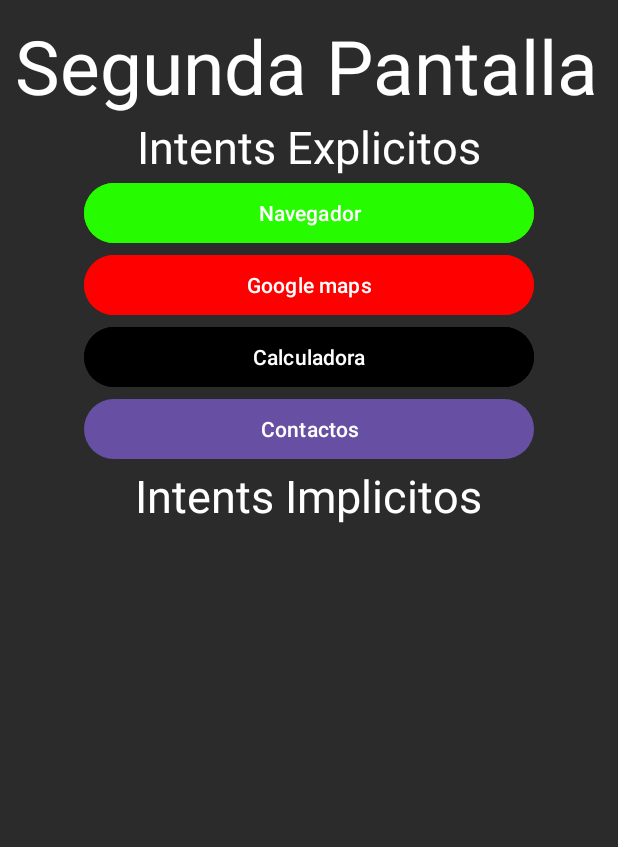
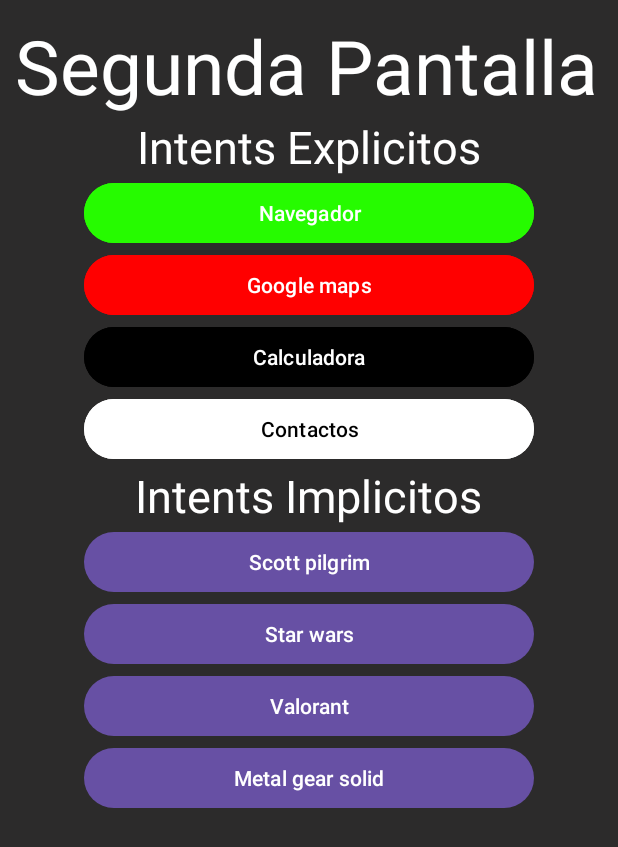
Before and after one commit to AdrianLiraMcfly/Android_Intents, an Android app: the MainActivity2 screen opened directly, with no data from a screen before it, after a tap on "Navegador", on a phone screen of 412 x 824 dp. Shown: the top 847 px of the screen. Run offline under Robolectric (Android 15) with nearby library versions, the phone set to English and light mode, and no system bars.

Commit message:
asi mero alv

```diff
--- a/app/src/main/AndroidManifest.xml
+++ b/app/src/main/AndroidManifest.xml
@@ -13,6 +13,9 @@
         android:theme="@style/Theme.MyApplication"
         tools:targetApi="31">
         <activity
+            android:name=".MainActivity3"
+            android:exported="false" />
+        <activity
             android:name=".MainActivity2"
             android:exported="false" />
         <activity
--- a/app/src/main/java/com/example/myapplication/MainActivity2.java
+++ b/app/src/main/java/com/example/myapplication/MainActivity2.java
@@ -22,6 +22,10 @@ public class MainActivity2 extends AppCompatActivity {
         Button btng = findViewById( R.id.btng );
         Button btnc = findViewById( R.id.btnc );
         Button btnno = findViewById( R.id.btnn );
+        Button btn5 = findViewById( R.id.btn5 );
+        Button btn6 = findViewById( R.id.btn6 );
+        Button btn7 = findViewById( R.id.btn7 );
+        Button btn8 = findViewById( R.id.btn8 );
 
         btnn.setOnClickListener(new View.OnClickListener() {
             @Override
@@ -72,20 +76,12 @@ public class MainActivity2 extends AppCompatActivity {
             }
         });
 
-            btnn.setOnClickListener(new View.OnClickListener() {
+            btn5.setOnClickListener(new View.OnClickListener() {
             @Override
             public void onClick(View view) {
-                Intent contact = new Intent( Intent.ACTION_MAIN );
-                contact.setData(android.provider.ContactsContract.Contacts.CONTENT_URI);
+                Intent act3 = new Intent( MainActivity2.this, MainActivity3.class );
+                startActivity( act3 );
 
-                PackageManager pm = getPackageManager();
-                ResolveInfo ri = pm.resolveActivity(contact, PackageManager.MATCH_DEFAULT_ONLY);
-
-                if( ri != null ) {
-                    startActivity(contact);
-                } else {
-                    Toast.makeText(getApplicationContext(), "No fue posible realizar la opcion", Toast.LENGTH_SHORT).show();
-                }
             }
         });
     }
--- a/app/src/main/res/layout/activity_main2.xml
+++ b/app/src/main/res/layout/activity_main2.xml
@@ -63,7 +63,9 @@
             android:layout_height="wrap_content"
             android:layout_below="@+id/btnc"
             android:layout_centerInParent="true"
-            android:text="@string/btn4" />
+            android:text="@string/btn4"
+            android:backgroundTint="@color/white"
+            android:textColor="@color/black"/>
         <TextView
             android:layout_width="wrap_content"
             android:layout_height="wrap_content"
@@ -73,5 +75,34 @@
             android:layout_centerInParent="true"
             android:layout_below="@+id/btnno"
             android:id="@+id/txt3"/>
+        <Button
+            android:layout_width="300dp"
+            android:layout_height="wrap_content"
+            android:layout_below="@+id/txt3"
+            android:layout_centerInParent="true"
+            android:text="@string/btn5"
+            android:id="@+id/btn5"
+            />
+        <Button
+            android:layout_width="300dp"
+            android:layout_height="wrap_content"
+            android:layout_below="@+id/btn5"
+            android:layout_centerInParent="true"
+            android:text="@string/btn6"
+            android:id="@+id/btn6"/>
+        <Button
+            android:layout_width="300dp"
+            android:layout_height="wrap_content"
+            android:layout_below="@+id/btn6"
+            android:layout_centerInParent="true"
+            android:text="@string/btn7"
+            android:id="@+id/btn7"/>
+        <Button
+            android:layout_width="300dp"
+            android:layout_height="wrap_content"
+            android:layout_below="@+id/btn7"
+            android:layout_centerInParent="true"
+            android:text="@string/btn8"
+            android:id="@+id/btn8"/>
     </RelativeLayout>
 </androidx.constraintlayout.widget.ConstraintLayout>
--- a/app/src/main/res/values/strings.xml
+++ b/app/src/main/res/values/strings.xml
@@ -9,6 +9,10 @@
     <string name="btn2">Google maps</string>
     <string name="btn3">Calculadora</string>
     <string name="btn4">Contactos</string>
+    <string name="btn5">Scott pilgrim</string>
+    <string name="btn6">Star wars</string>
+    <string name="btn7">Valorant</string>
+    <string name="btn8">Metal gear solid</string>
 
 
 
```
Also changed, not shown: app/src/main/java/com/example/myapplication/MainActivity3.java (added, +29 -0 lines), app/src/main/res/layout/activity_main3.xml (added, +39 -0 lines), app/src/main/res/drawable/scott.jpg (added).
